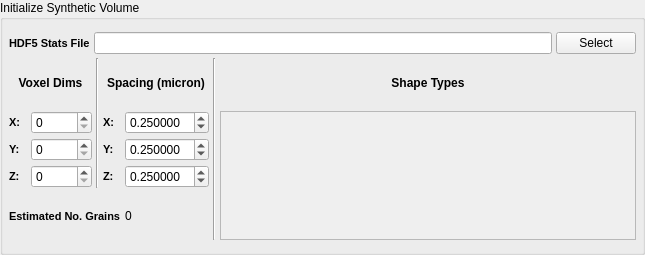
This is Source/Plugins/PipelineBuilder/FilterWidgets/SyntheticBuilderFiltersWidgets/QInitializeSyntheticVolumeWidget.ui in BlueQuartzSoftware/DREAM3D as Qt 5 draws it before an edit. The edited form follows.
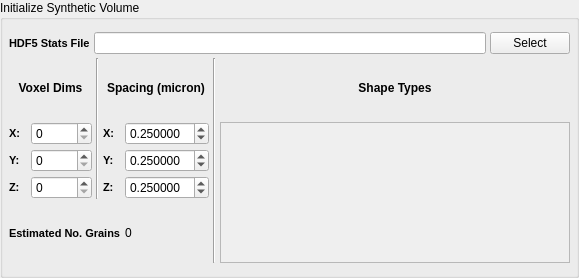
This is the edited form. Custom widgets are drawn as their Qt base class.

Commit message: Updating InitSyntheticVolume to calculate the number of grains being generated and also display the shape types drop down

What changed in the file:
```diff
--- a/Source/Plugins/PipelineBuilder/FilterWidgets/SyntheticBuilderFiltersWidgets/QInitializeSyntheticVolumeWidget.ui
+++ b/Source/Plugins/PipelineBuilder/FilterWidgets/SyntheticBuilderFiltersWidgets/QInitializeSyntheticVolumeWidget.ui
@@ -6,8 +6,8 @@
    <rect>
     <x>0</x>
     <y>0</y>
-    <width>645</width>
-    <height>255</height>
+    <width>579</width>
+    <height>278</height>
    </rect>
   </property>
   <property name="windowTitle">
@@ -191,7 +191,7 @@
          <rect>
           <x>0</x>
           <y>0</y>
-          <width>368</width>
+          <width>302</width>
           <height>121</height>
          </rect>
         </property>
```
The commit also changes 4 other files.
